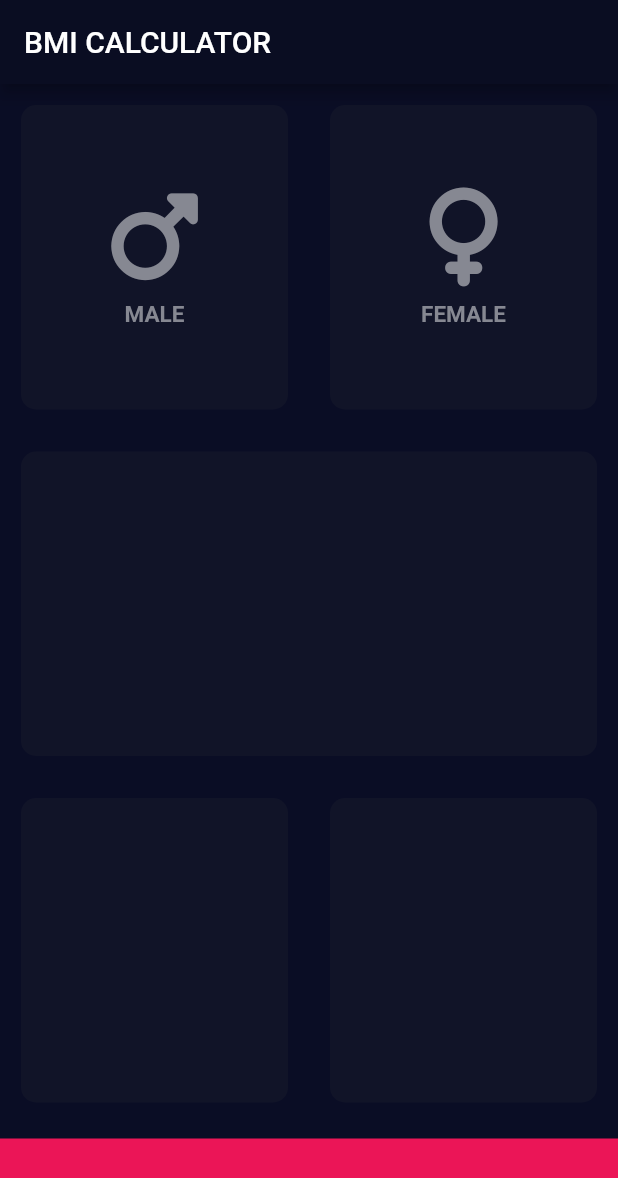
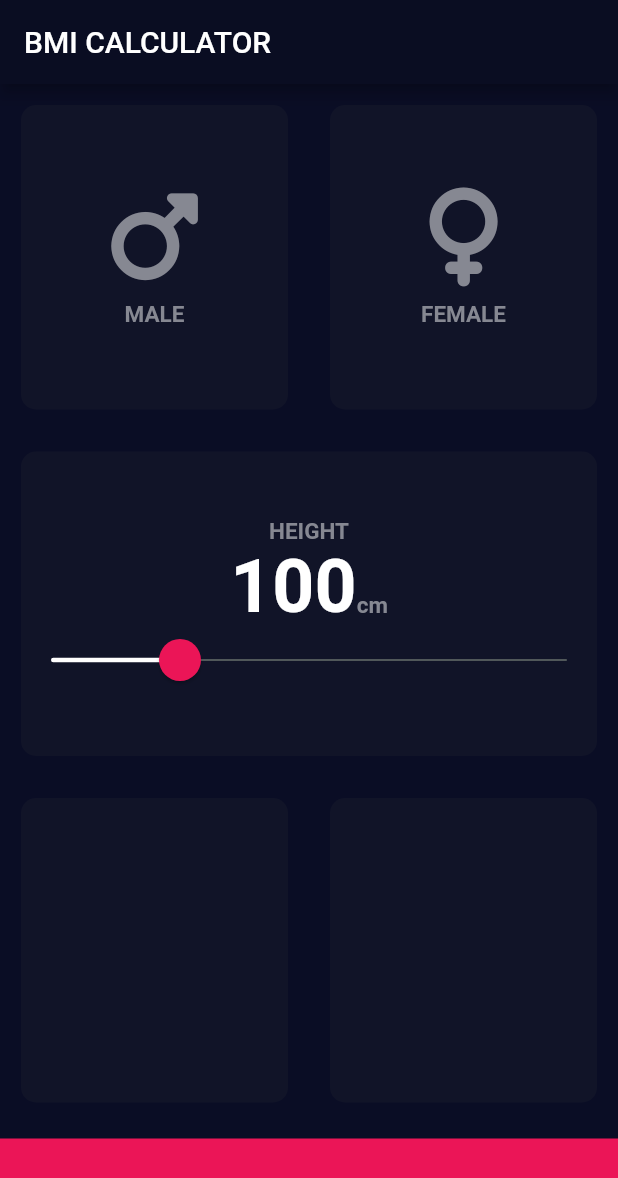
Before and after one commit to HeratUni-CS/bmi-calculator-parwiz-hub, a Flutter app: the screen it shows after launch, on a phone screen of 412 x 824 dp. Shown: the top 1178 px of the screen. Run offline on Flutter 3.47's test engine with Material 2 defaults, Android fonts, the phone set to English and light mode, and no system bars; our stand-ins replace font_awesome_flutter.

Commit message:
add slider

```diff
--- /dev/null
+++ b/lib/constant.dart
@@ -0,0 +1,15 @@
+import 'package:flutter/material.dart';
+
+const B_color = Color(0xFFEB1557);
+const firstColor = Color(0xFF111428);
+const activcard = Color(0xFF191935);
+const Nstyle = TextStyle(
+  fontSize: 49,
+  color: Colors.white,
+  fontWeight: FontWeight.bold,
+);
+const textstyl = TextStyle(
+  fontSize: 15,
+  color: Color(0xFF868892),
+  fontWeight: FontWeight.bold,
+);
--- a/lib/iconData.dart
+++ b/lib/iconData.dart
@@ -1,4 +1,5 @@
 import 'package:flutter/material.dart';
+import 'constant.dart';
 class iconPart extends StatelessWidget {
   final IconData useIcon;
   final String Lable;
@@ -19,12 +20,8 @@ class iconPart extends StatelessWidget {
         ),
         Text(
           Lable,
-          style: TextStyle(
-            fontSize: 15,
-            color: Color(0xFF868892),
-            fontWeight: FontWeight.bold,
-          ),
-        )
+          style:textstyl,
+        ),
       ],
     );
   }
--- a/lib/input_page.dart
+++ b/lib/input_page.dart
@@ -2,10 +2,7 @@ import 'package:flutter/material.dart';
 import 'package:font_awesome_flutter/font_awesome_flutter.dart';
 import 'iconData.dart';
 import 'reusableWidget.dart';
-
-const B_color = Color(0xFFEB1557);
-const firstColor = Color(0xFF111428);
-const activcard = Color(0xFF191935);
+import 'constant.dart';
 
 enum gender { Male, Female }
 
@@ -15,6 +12,7 @@ class InputPage extends StatefulWidget {
 }
 
 class _InputPageState extends State<InputPage> {
+  int hieght = 100;
   @override
   gender? selectgender;
 
@@ -56,6 +54,50 @@ class _InputPageState extends State<InputPage> {
           ),
           usableWidget(
             color: firstColor,
+            icon: Column(
+              mainAxisAlignment: MainAxisAlignment.center,
+              children: [
+                Text(
+                  'HEIGHT',
+                  style: textstyl,
+                ),
+                Row(
+                  mainAxisAlignment: MainAxisAlignment.center,
+                  crossAxisAlignment: CrossAxisAlignment.baseline,
+                  textBaseline: TextBaseline.alphabetic,
+                  children: [
+                    Text(
+                      hieght.toString(),
+                      style: Nstyle,
+                    ),
+                    Text(
+                      'cm',
+                      style: textstyl,
+                    ),
+                  ],
+                ),
+                SliderTheme(
+                  data: SliderThemeData(
+                    trackHeight: 1,
+                    thumbShape: RoundSliderThumbShape(enabledThumbRadius: 14),
+                    overlayShape: RoundSliderOverlayShape(overlayRadius: 20),
+                    activeTrackColor: Colors.white,
+                    inactiveTrackColor: Color.fromARGB(255, 102, 110, 106),
+                    thumbColor: Color(0xFFEB1557),
+                  ),
+                  child: Slider(
+                    value: hieght.toDouble(),
+                    min: 50,
+                    max: 250,
+                    onChanged: (double value) {
+                      setState(() {
+                        hieght = value.round();
+                      });
+                    },
+                  ),
+                ),
+              ],
+            ),
           ),
           Expanded(
             child: Row(
--- a/lib/main.dart
+++ b/lib/main.dart
@@ -1,5 +1,6 @@
 import 'package:flutter/material.dart';
 import 'input_page.dart';
+import 'constant.dart';
 
 void main() => runApp(BMICalculator());
 
--- a/lib/reusableWidget.dart
+++ b/lib/reusableWidget.dart
@@ -1,4 +1,5 @@
 import 'package:flutter/material.dart';
+
 class usableWidget extends StatelessWidget {
   usableWidget({required this.color, this.icon, this.onPress});
   final Color color;
@@ -10,6 +11,7 @@ class usableWidget extends StatelessWidget {
       child: InkWell(
         onTap: onPress,
         child: Container(
+          width: double.infinity,
           margin: EdgeInsets.all(14),
           decoration: BoxDecoration(
             borderRadius: BorderRadius.circular(10),
```
